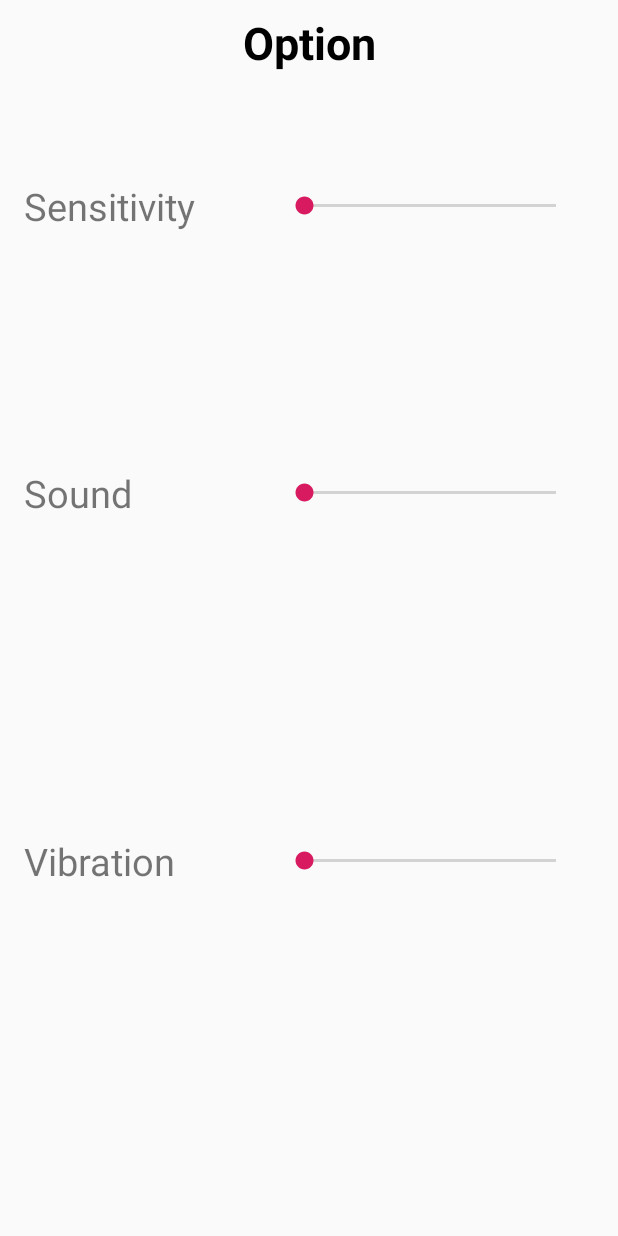
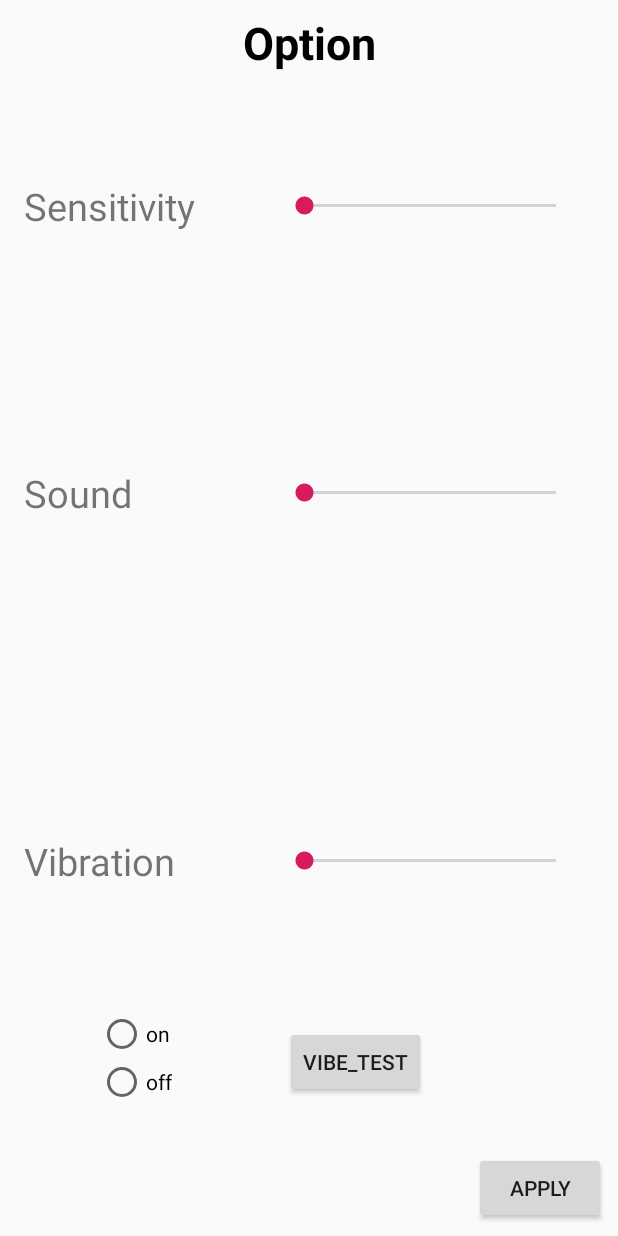
Before and after one commit to Jiseokmin/HurryUp, an Android app: the OptionActivity screen opened directly, with no data from a screen before it, on a phone screen of 412 x 824 dp. Run offline under Robolectric (Android 15) with nearby library versions, the phone set to English and light mode, and no system bars.

Commit message:
Update activity_option.xml
add test button for viberation
add apply button for later adjustment

```diff
--- a/app/src/main/res/layout/activity_option.xml
+++ b/app/src/main/res/layout/activity_option.xml
@@ -5,7 +5,6 @@
     android:layout_width="match_parent"
     android:layout_height="match_parent"
     tools:context=".OptionActivity">
-
 
     <TextView
         android:id="@+id/toolbar_title"
@@ -32,8 +31,7 @@
         android:text="Sensitivity"
         android:textSize="25dp"
         app:layout_constraintStart_toStartOf="parent"
-        app:layout_constraintTop_toTopOf="parent"
-        android:layout_marginLeft="16dp" />
+        app:layout_constraintTop_toTopOf="parent" />
 
     <TextView
         android:id="@+id/sound_text"
@@ -47,8 +45,7 @@
         app:layout_constraintBottom_toBottomOf="parent"
         app:layout_constraintStart_toStartOf="parent"
         app:layout_constraintTop_toTopOf="parent"
-        app:layout_constraintVertical_bias="0.393"
-        android:layout_marginLeft="16dp" />
+        app:layout_constraintVertical_bias="0.393" />
 
     <TextView
         android:id="@+id/vibration_text"
@@ -62,8 +59,7 @@
         app:layout_constraintBottom_toBottomOf="parent"
         app:layout_constraintStart_toStartOf="parent"
         app:layout_constraintTop_toTopOf="parent"
-        app:layout_constraintVertical_bias="1.0"
-        android:layout_marginLeft="16dp" />
+        app:layout_constraintVertical_bias="1.0" />
 
     <SeekBar
         android:id="@+id/seekBar_sense"
@@ -75,9 +71,7 @@
         app:layout_constraintEnd_toEndOf="parent"
         app:layout_constraintHorizontal_bias="0.666"
         app:layout_constraintStart_toEndOf="@+id/sensitivity_text"
-        app:layout_constraintTop_toTopOf="parent"
-        android:layout_marginLeft="16dp"
-        android:layout_marginRight="8dp" />
+        app:layout_constraintTop_toTopOf="parent" />
 
     <SeekBar
         android:id="@+id/seekBar_sound"
@@ -92,9 +86,7 @@
         app:layout_constraintHorizontal_bias="0.666"
         app:layout_constraintStart_toEndOf="@+id/sound_text"
         app:layout_constraintTop_toTopOf="parent"
-        app:layout_constraintVertical_bias="0.393"
-        android:layout_marginLeft="16dp"
-        android:layout_marginRight="8dp" />
+        app:layout_constraintVertical_bias="0.393" />
 
     <SeekBar
         android:id="@+id/seekBar_vibe"
@@ -109,8 +101,64 @@
         app:layout_constraintHorizontal_bias="0.666"
         app:layout_constraintStart_toEndOf="@+id/vibration_text"
         app:layout_constraintTop_toTopOf="parent"
-        app:layout_constraintVertical_bias="1.0"
-        android:layout_marginLeft="16dp"
-        android:layout_marginRight="8dp" />
+        app:layout_constraintVertical_bias="1.0" />
+
+    <Button
+        android:id="@+id/btn_test"
+        android:layout_width="wrap_content"
+        android:layout_height="wrap_content"
+        android:layout_marginStart="8dp"
+        android:layout_marginTop="8dp"
+        android:layout_marginEnd="8dp"
+        android:layout_marginBottom="8dp"
+        android:text="vibe_TEST"
+        app:layout_constraintBottom_toBottomOf="parent"
+        app:layout_constraintEnd_toEndOf="parent"
+        app:layout_constraintHorizontal_bias="0.603"
+        app:layout_constraintStart_toStartOf="parent"
+        app:layout_constraintTop_toBottomOf="@+id/seekBar_vibe" />
+
+    <RadioGroup
+        android:id="@+id/radioGroup"
+        android:layout_width="59dp"
+        android:layout_height="69dp"
+        android:layout_marginStart="8dp"
+        android:layout_marginTop="8dp"
+        android:layout_marginEnd="8dp"
+        android:layout_marginBottom="8dp"
+        app:layout_constraintBottom_toBottomOf="parent"
+        app:layout_constraintEnd_toStartOf="@+id/btn_test"
+        app:layout_constraintStart_toStartOf="parent"
+        app:layout_constraintTop_toBottomOf="@+id/vibration_text">
+
+        <RadioButton
+            android:id="@+id/radioButton01"
+            android:layout_width="wrap_content"
+            android:layout_height="wrap_content"
+            android:text="on"
+            tools:layout_editor_absoluteX="16dp"
+            tools:layout_editor_absoluteY="443dp" />
+
+        <RadioButton
+            android:id="@+id/radioButton02"
+            android:layout_width="wrap_content"
+            android:layout_height="wrap_content"
+            android:text="off"
+            tools:layout_editor_absoluteX="16dp"
+            tools:layout_editor_absoluteY="411dp" />
+
+
+    </RadioGroup>
+
+    <Button
+        android:id="@+id/btn_apply"
+        android:layout_width="wrap_content"
+        android:layout_height="wrap_content"
+        android:layout_marginEnd="8dp"
+        android:layout_marginBottom="8dp"
+        android:text="Apply"
+        app:layout_constraintBottom_toBottomOf="parent"
+        app:layout_constraintEnd_toEndOf="parent" />
+
 
 </android.support.constraint.ConstraintLayout>
```
